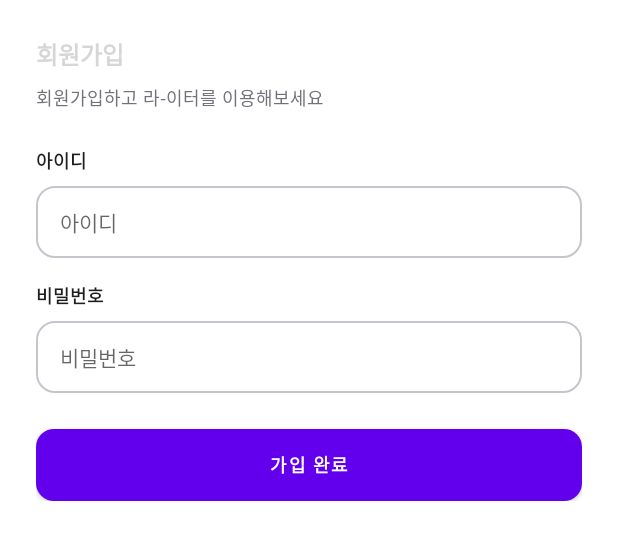
After one commit to DS-Final-Project/Lighter_Android, an Android app: the layout activity_sgin_up.xml on its own in the app's theme, with its tools: preview values and no code run, on a phone screen of 412 x 824 dp. The commit adds this screen. Shown: the top 540 px of the screen. Run offline under Robolectric (Android 15) with nearby library versions, the phone set to English and light mode, and no system bars.

Commit message:
[feat] 회원가입 UI

```diff
--- a/app/build.gradle
+++ b/app/build.gradle
@@ -29,6 +29,9 @@ android {
     kotlinOptions {
         jvmTarget = '1.8'
     }
+    buildFeatures {
+        dataBinding true
+    }
 }
 
 dependencies {
@@ -40,4 +43,12 @@ dependencies {
     testImplementation 'junit:junit:4.13.2'
     androidTestImplementation 'androidx.test.ext:junit:1.1.5'
     androidTestImplementation 'androidx.test.espresso:espresso-core:3.5.1'
+
+    // Retrofit
+    implementation 'com.squareup.retrofit2:retrofit:2.9.0'
+    implementation 'com.squareup.retrofit2:converter-gson:2.9.0'
+
+    // OkHttp
+    implementation 'com.squareup.okhttp3:okhttp:4.9.1'
+    implementation 'com.squareup.okhttp3:logging-interceptor:4.9.1'
 }
--- a/app/src/main/AndroidManifest.xml
+++ b/app/src/main/AndroidManifest.xml
@@ -14,6 +14,9 @@
         android:theme="@style/Theme.Test_Android2"
         tools:targetApi="31">
         <activity
+            android:name=".SginUpActivity"
+            android:exported="false" />
+        <activity
             android:name=".MainActivity"
             android:exported="true">
             <intent-filter>
--- /dev/null
+++ b/app/src/main/java/com/example/test_android2/signup/SginUpActivity.kt
@@ -0,0 +1 @@
+package com.example.test_android2.signup
--- /dev/null
+++ b/app/src/main/res/drawable/shape_outlined_round_button.xml
@@ -0,0 +1,8 @@
+<?xml version="1.0" encoding="utf-8"?>
+<shape xmlns:android="http://schemas.android.com/apk/res/android">
+    <stroke
+        android:width="1.5dp"
+        android:color="@color/neutral_light_darkest" />
+    <corners android:radius="12dp" />
+    <size android:width="327dp" android:height="48dp" />
+</shape>
--- /dev/null
+++ b/app/src/main/res/drawable/shape_round_button.xml
@@ -0,0 +1,6 @@
+<?xml version="1.0" encoding="utf-8"?>
+<shape xmlns:android="http://schemas.android.com/apk/res/android">
+    <solid android:color="@color/neutral_dark_dark" />
+    <corners android:radius="12dp" />
+    <size android:width="327dp" android:height="48dp" />
+</shape>
--- /dev/null
+++ b/app/src/main/res/layout/activity_sgin_up.xml
@@ -0,0 +1,125 @@
+<?xml version="1.0" encoding="utf-8"?>
+<layout xmlns:android="http://schemas.android.com/apk/res/android"
+    xmlns:app="http://schemas.android.com/apk/res-auto"
+    xmlns:tools="http://schemas.android.com/tools"
+    tools:context=".signup.SignUpFragment">
+
+    <androidx.constraintlayout.widget.ConstraintLayout
+        android:layout_width="match_parent"
+        android:layout_height="match_parent">
+
+        <androidx.constraintlayout.widget.ConstraintLayout
+            android:id="@+id/layout_title"
+            android:layout_width="match_parent"
+            android:layout_height="wrap_content"
+            android:layout_marginStart="24dp"
+            android:layout_marginTop="24dp"
+            android:layout_marginEnd="24dp"
+            app:layout_constraintStart_toStartOf="parent"
+            app:layout_constraintTop_toTopOf="parent">
+
+            <TextView
+                android:id="@+id/tv_signup"
+                android:layout_width="match_parent"
+                android:layout_height="wrap_content"
+                android:fontFamily="@font/heading_black"
+                android:text="@string/signup"
+                android:textColor="@color/neutral_dark_darkest"
+                android:textSize="16sp"
+                app:layout_constraintStart_toStartOf="parent"
+                app:layout_constraintTop_toTopOf="parent" />
+
+            <TextView
+                android:id="@+id/tv_signup_description"
+                android:layout_width="match_parent"
+                android:layout_height="wrap_content"
+                android:layout_marginTop="8dp"
+                android:fontFamily="@font/body_regular"
+                android:text="@string/signup_description"
+                android:textColor="@color/neutral_dark_light"
+                android:textSize="12sp"
+                app:layout_constraintStart_toStartOf="parent"
+                app:layout_constraintTop_toBottomOf="@+id/tv_signup" />
+        </androidx.constraintlayout.widget.ConstraintLayout>
+
+        <androidx.constraintlayout.widget.ConstraintLayout
+            android:id="@+id/layout_input"
+            android:layout_width="match_parent"
+            android:layout_height="wrap_content"
+            android:layout_marginStart="24dp"
+            android:layout_marginTop="24dp"
+            android:layout_marginEnd="24dp"
+            app:layout_constraintStart_toStartOf="parent"
+            app:layout_constraintTop_toBottomOf="@+id/layout_title">
+
+            <TextView
+                android:id="@+id/tv_id"
+                android:layout_width="match_parent"
+                android:layout_height="wrap_content"
+                android:fontFamily="@font/heading_bold"
+                android:text="@string/id"
+                android:textColor="@color/neutral_dark_dark"
+                android:textSize="12sp"
+                app:layout_constraintStart_toStartOf="parent"
+                app:layout_constraintTop_toTopOf="parent" />
+
+            <EditText
+                android:id="@+id/et_id"
+                android:layout_width="match_parent"
+                android:layout_height="wrap_content"
+                android:layout_marginTop="8dp"
+                android:background="@drawable/shape_outlined_round_button"
+                android:fontFamily="@font/body_regular"
+                android:hint="@string/id"
+                android:paddingStart="16dp"
+                android:paddingEnd="16dp"
+                android:textSize="14sp"
+                app:layout_constraintStart_toStartOf="parent"
+                app:layout_constraintTop_toBottomOf="@+id/tv_id" />
+
+            <TextView
+                android:id="@+id/tv_pw"
+                android:layout_width="match_parent"
+                android:layout_height="wrap_content"
+                android:layout_marginTop="16dp"
+                android:fontFamily="@font/heading_bold"
+                android:text="@string/pw"
+                android:textColor="@color/neutral_dark_dark"
+                android:textSize="12sp"
+                app:layout_constraintStart_toStartOf="parent"
+                app:layout_constraintTop_toBottomOf="@+id/et_id" />
+
+            <EditText
+                android:id="@+id/et_pw"
+                android:layout_width="match_parent"
+                android:layout_height="wrap_content"
+                android:layout_marginTop="8dp"
+                android:background="@drawable/shape_outlined_round_button"
+                android:fontFamily="@font/body_regular"
+                android:hint="@string/pw"
+                android:inputType="textPassword"
+                android:paddingStart="16dp"
+                android:paddingEnd="16dp"
+                android:textSize="14sp"
+                app:layout_constraintStart_toStartOf="parent"
+                app:layout_constraintTop_toBottomOf="@+id/tv_pw" />
+
+            <Button
+                android:id="@+id/btn_sign_up_done"
+                android:layout_width="match_parent"
+                android:layout_height="wrap_content"
+                android:layout_marginTop="24dp"
+                android:background="@drawable/shape_round_button"
+                android:fontFamily="@font/action_semi_bold"
+                android:text="@string/signup_done"
+                android:textColor="@color/white"
+                android:textSize="12sp"
+                app:layout_constraintStart_toStartOf="parent"
+                app:layout_constraintTop_toBottomOf="@id/et_pw" />
+
+        </androidx.constraintlayout.widget.ConstraintLayout>
+    </androidx.constraintlayout.widget.ConstraintLayout>
+
+
+
+</layout>
--- a/app/src/main/res/values/strings.xml
+++ b/app/src/main/res/values/strings.xml
@@ -1,3 +1,10 @@
 <resources>
-    <string name="app_name">Test_Android2</string>
+    <string name="app_name">Test_Android</string>
+    <!-- TODO: Remove or change this placeholder text -->
+    <string name="hello_blank_fragment">Hello blank fragment</string>
+    <string name="signup">회원가입</string>
+    <string name="signup_description">회원가입하고 라-이터를 이용해보세요</string>
+    <string name="id">아이디</string>
+    <string name="pw">비밀번호</string>
+    <string name="signup_done">가입 완료</string>
 </resources>
```
